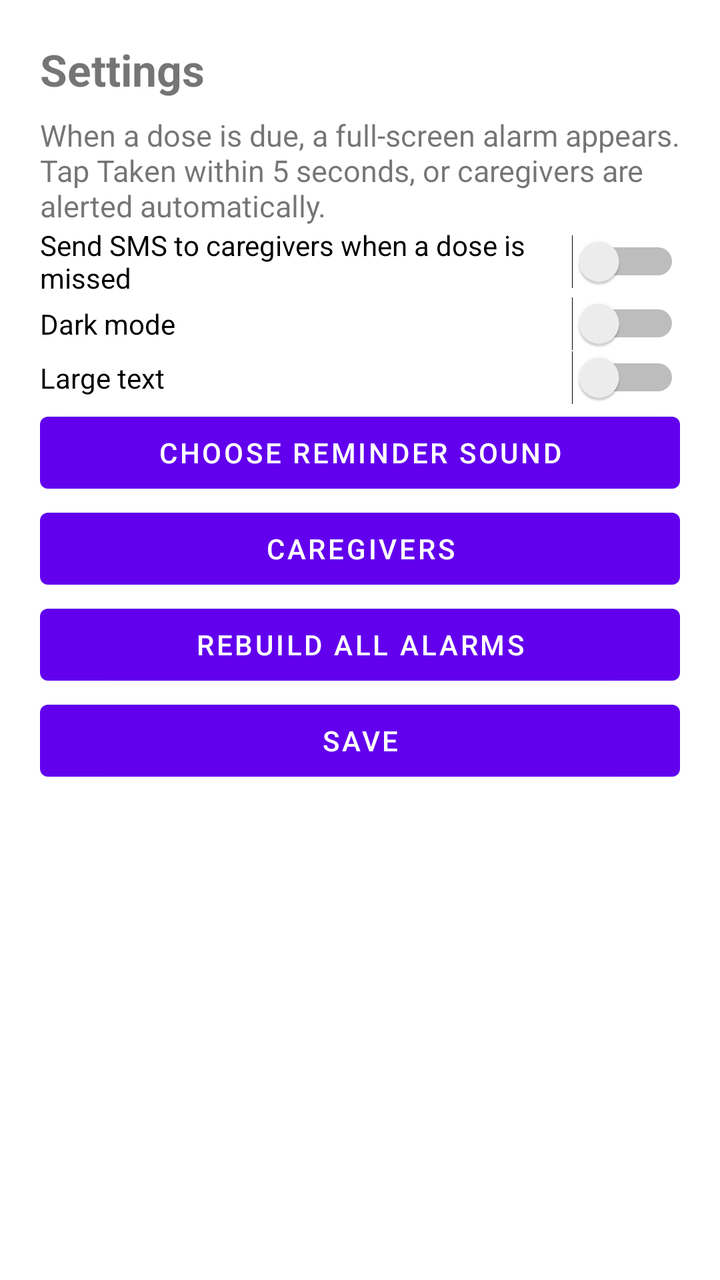
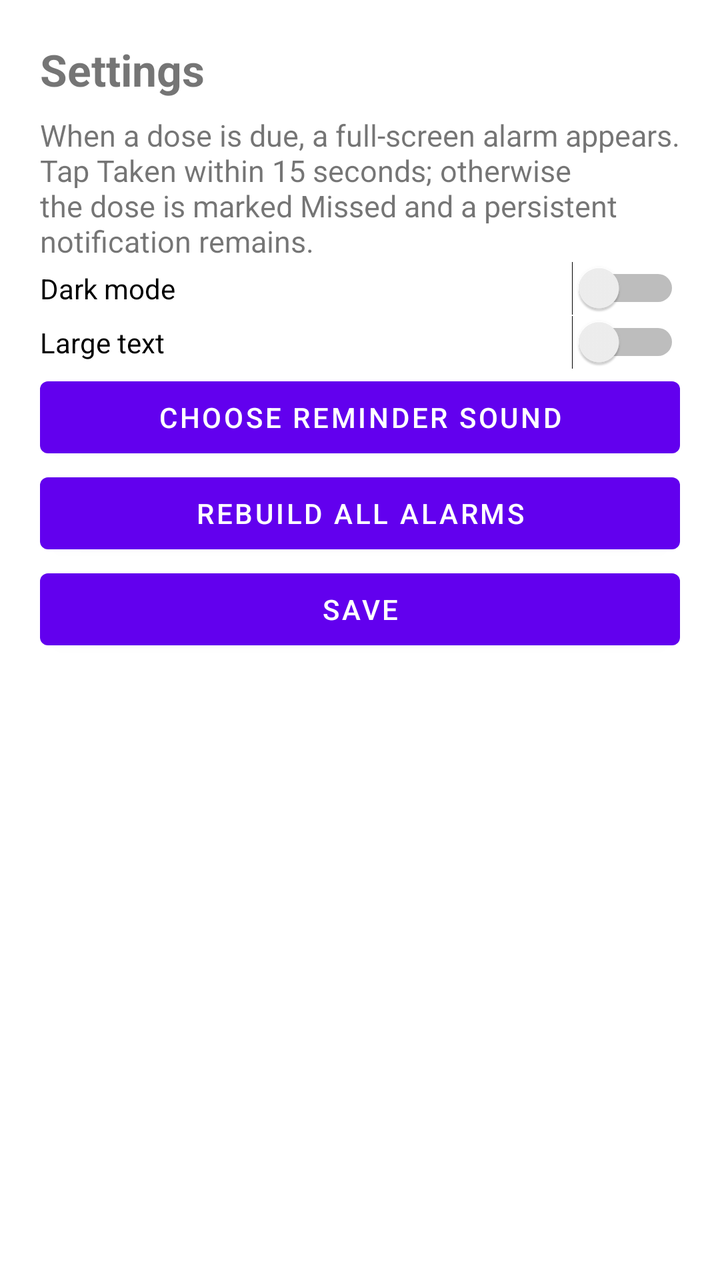

Compare the two renders of this Android layout. The source of the first and the diff that turns it into the second are given below.
<!-- AndroidManifest.xml: application theme Theme.MediReminder -->
<!-- res/layout/fragment_settings.xml -->
<?xml version="1.0" encoding="utf-8"?>
<ScrollView
    xmlns:android="http://schemas.android.com/apk/res/android"
    android:layout_width="match_parent"
    android:layout_height="match_parent"
    android:fillViewport="true">

    <LinearLayout
        android:layout_width="match_parent"
        android:layout_height="wrap_content"
        android:orientation="vertical"
        android:padding="20dp">

        <TextView
            android:layout_width="match_parent"
            android:layout_height="wrap_content"
            android:text="@string/tab_settings"
            android:textSize="22sp"
            android:textStyle="bold" />

        <TextView
            android:layout_width="match_parent"
            android:layout_height="wrap_content"
            android:layout_marginTop="8dp"
            android:text="@string/alarm_timeout_note"
            android:textSize="15sp" />

        <Switch
            android:id="@+id/alertEnabledSwitch"
            android:layout_width="match_parent"
            android:layout_height="wrap_content"
            android:text="@string/setting_alert_enabled" />

        <Switch
            android:id="@+id/darkModeSwitch"
            android:layout_width="match_parent"
            android:layout_height="wrap_content"
            android:text="@string/setting_dark_mode" />

        <Switch
            android:id="@+id/largeTextSwitch"
            android:layout_width="match_parent"
            android:layout_height="wrap_content"
            android:text="@string/setting_large_text" />

        <Button
            android:id="@+id/ringtoneButton"
            android:layout_width="match_parent"
            android:layout_height="wrap_content"
            android:text="@string/setting_ringtone" />

        <Button
            android:id="@+id/caregiversSettingsButton"
            android:layout_width="match_parent"
            android:layout_height="wrap_content"
            android:text="@string/caregivers_button" />

        <Button
            android:id="@+id/rescheduleButton"
            android:layout_width="match_parent"
            android:layout_height="wrap_content"
            android:text="@string/setting_reschedule" />

        <Button
            android:id="@+id/saveSettingsButton"
            android:layout_width="match_parent"
            android:layout_height="wrap_content"
            android:text="@string/save" />

    </LinearLayout>
</ScrollView>
<!-- resources referenced by this layout -->
<resources>
  <string name="alarm_timeout_note">When a dose is due, a full-screen alarm appears. Tap Taken within 5 seconds, or caregivers are alerted automatically.</string>
  <string name="caregivers_button">Caregivers</string>
  <string name="save">Save</string>
  <string name="setting_alert_enabled">Send SMS to caregivers when a dose is missed</string>
  <string name="setting_dark_mode">Dark mode</string>
  <string name="setting_large_text">Large text</string>
  <string name="setting_reschedule">Rebuild all alarms</string>
  <string name="setting_ringtone">Choose reminder sound</string>
  <string name="tab_settings">Settings</string>
  <style name="Theme.MediReminder" parent="Theme.MaterialComponents.DayNight.NoActionBar" />
</resources>

<!-- the commit's change to res/layout/fragment_settings.xml (unified diff, before → after) -->
@@ -26,12 +26,6 @@
             android:textSize="15sp" />
 
         <Switch
-            android:id="@+id/alertEnabledSwitch"
-            android:layout_width="match_parent"
-            android:layout_height="wrap_content"
-            android:text="@string/setting_alert_enabled" />
-
-        <Switch
             android:id="@+id/darkModeSwitch"
             android:layout_width="match_parent"
             android:layout_height="wrap_content"
@@ -50,12 +44,6 @@
             android:text="@string/setting_ringtone" />
 
         <Button
-            android:id="@+id/caregiversSettingsButton"
-            android:layout_width="match_parent"
-            android:layout_height="wrap_content"
-            android:text="@string/caregivers_button" />
-
-        <Button
             android:id="@+id/rescheduleButton"
             android:layout_width="match_parent"
             android:layout_height="wrap_content"
<!-- resource entries referenced after the edit -->
@@ -1,9 +1,7 @@
 <!-- resources referenced by this layout -->
 <resources>
-  <string name="alarm_timeout_note">When a dose is due, a full-screen alarm appears. Tap Taken within 5 seconds, or caregivers are alerted automatically.</string>
-  <string name="caregivers_button">Caregivers</string>
+  <string name="alarm_timeout_note">When a dose is due, a full-screen alarm appears. Tap Taken within 15 seconds; otherwise the dose is marked Missed and a persistent notification remains.</string>
   <string name="save">Save</string>
-  <string name="setting_alert_enabled">Send SMS to caregivers when a dose is missed</string>
   <string name="setting_dark_mode">Dark mode</string>
   <string name="setting_large_text">Large text</string>
   <string name="setting_reschedule">Rebuild all alarms</string>
